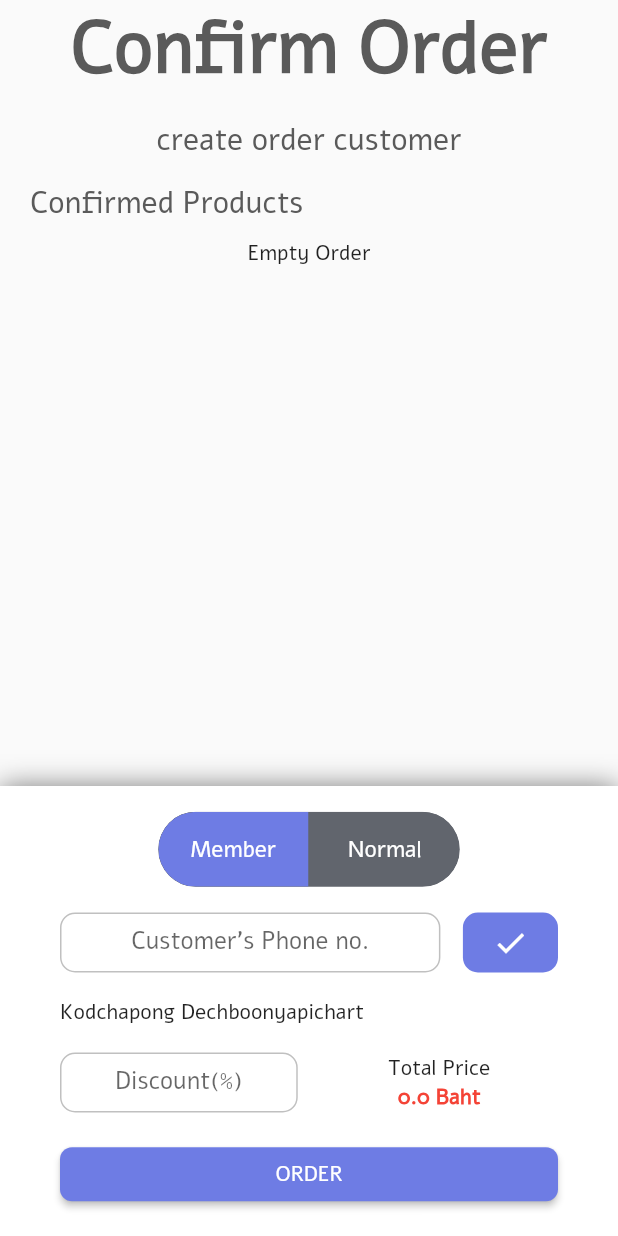
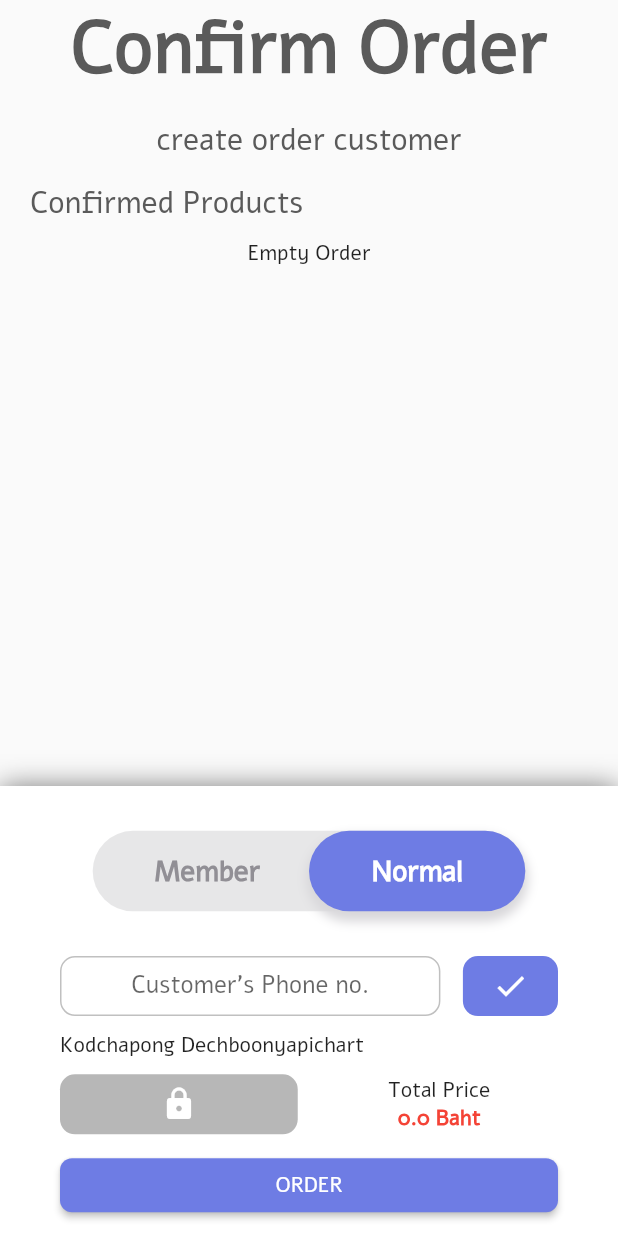
Before and after one commit to CSC234/Memby-application, a Flutter app: the ConfirmOrderScreen screen opened directly with empty values, after a tap on "Member", on a phone screen of 412 x 824 dp. Run offline on Flutter 3.47's test engine with Material 2 defaults, Android fonts, the phone set to English and light mode, and no system bars; drawn by our look-alikes of overlay_support, toggle_switch; our stand-ins replace charts_flutter, cloud_firestore, dotted_decoration, firebase_auth, firebase_core, firebase_storage and 3 more; missing offline and left inert: dart:ffi, flutter_auth_buttons; accounts and stored records are empty; network calls fail.

Commit message:
[UPDATE] toggle CreateOrder Confirm

```diff
--- a/lib/screens/confirmOrderScreen.dart
+++ b/lib/screens/confirmOrderScreen.dart
@@ -6,7 +6,8 @@ import 'package:memby/models/Order.dart';
 import 'package:memby/components/RoundedButton.dart';
 import 'package:memby/components/OrderCard.dart';
 import 'package:toggle_switch/toggle_switch.dart';
-
+import 'package:memby/components/toggle/animated_toggle_button.dart';
+import 'package:memby/components/toggle/theme_color.dart';
 import 'package:provider/provider.dart';
 import 'package:memby/firebase.dart';
 import 'package:cloud_firestore/cloud_firestore.dart';
@@ -23,6 +24,7 @@ class _ConfirmOrderScreenState extends State<ConfirmOrderScreen> {
   ListView makeOrderCard() {
     List<OrderCard> orderCards = [];
 
+    ////////////////////
     for (OrderDetail o in widget.order.orderDetails) {
       Product p = o.product;
       int a = o.amount;
@@ -45,6 +47,54 @@ class _ConfirmOrderScreenState extends State<ConfirmOrderScreen> {
     );
   }
 
+  AnimationController _animationController;
+  bool isDarkMode = false;
+  changeThemeMode() {
+    if (isDarkMode) {
+      _animationController.forward(from: 0.0);
+    } else {
+      _animationController.reverse(from: 1.0);
+    }
+  }
+
+  ScrollController _scrollController = ScrollController();
+
+  ThemeColor darkMode = ThemeColor(
+    gradient: [
+      const Color(0xFF6E7CE4),
+      const Color(0xFF6E7CE4),
+    ],
+    backgroundColor: const Color(0xFF6E7CE4),
+    textColor: const Color(0xFFFFFFFF),
+    toggleButtonColor: const Color(0xFF6E7CE4),
+    toggleBackgroundColor: const Color(0xFFe7e7e8),
+    shadow: const <BoxShadow>[
+      BoxShadow(
+        color: const Color(0xFFd8d7da),
+        spreadRadius: 5,
+        blurRadius: 10,
+        offset: Offset(0, 5),
+      ),
+    ],
+  );
+  ThemeColor lightMode = ThemeColor(
+    gradient: [
+      const Color(0xFF6E7CE4),
+      const Color(0xFF6E7CE4),
+    ],
+    backgroundColor: const Color(0xFF6E7CE4),
+    textColor: const Color(0xFFFFFFFF),
+    toggleButtonColor: const Color(0xFF6E7CE4),
+    toggleBackgroundColor: const Color(0xFFe7e7e8),
+    shadow: const [
+      BoxShadow(
+        color: const Color(0xFFd8d7da),
+        spreadRadius: 2,
+        blurRadius: 5,
+        offset: Offset(0, 5),
+      ),
+    ],
+  );
   int initialIndex = 0;
   bool isMember = false;
   @override
@@ -130,25 +180,52 @@ class _ConfirmOrderScreenState extends State<ConfirmOrderScreen> {
               mainAxisAlignment: MainAxisAlignment.center,
               children: [
                 Container(
-                  child: ToggleSwitch(
-                    minWidth: 100.0,
-                    minHeight: 50,
-                    initialLabelIndex: initialIndex,
-                    cornerRadius: 30.0,
-                    fontSize: 15,
-                    activeFgColor: Colors.white,
-                    inactiveBgColor: Color(0xFF61656D),
-                    inactiveFgColor: Colors.white,
-                    labels: ['Member', 'Normal'],
-                    activeBgColors: [kPrimaryLightColor, kPrimaryLightColor],
-                    onToggle: (index) {
+                  child: AnimatedToggle(
+                    values: ['Member', 'Normal'],
+                    textColor:
+                        isDarkMode ? darkMode.textColor : lightMode.textColor,
+                    backgroundColor: isDarkMode
+                        ? darkMode.toggleBackgroundColor
+                        : lightMode.toggleBackgroundColor,
+                    buttonColor: isDarkMode
+                        ? darkMode.toggleButtonColor
+                        : lightMode.toggleButtonColor,
+                    shadows: isDarkMode ? darkMode.shadow : lightMode.shadow,
+                    onToggleCallback: (index) {
                       print('switched to: $index');
                       setState(() {
                         initialIndex = index;
                         isMember = index == 1;
+                        if (isMember) {
+                          Future.delayed(Duration(milliseconds: 100), () {
+                            _scrollController.animateTo(
+                                _scrollController.position.maxScrollExtent,
+                                duration: Duration(milliseconds: 500),
+                                curve: Curves.ease);
+                          });
+                        }
                       });
                     },
                   ),
+                  // ToggleSwitch(
+                  //   minWidth: 100.0,
+                  //   minHeight: 50,
+                  //   initialLabelIndex: initialIndex,
+                  //   cornerRadius: 30.0,
+                  //   fontSize: 15,
+                  //   activeFgColor: Colors.white,
+                  //   inactiveBgColor: Color(0xFF61656D),
+                  //   inactiveFgColor: Colors.white,
+                  //   labels: ['Member', 'Normal'],
+                  //   activeBgColors: [kPrimaryLightColor, kPrimaryLightColor],
+                  //   onToggle: (index) {
+                  //     print('switched to: $index');
+                  //     setState(() {
+                  //       initialIndex = index;
+                  //       isMember = index == 1;
+                  //     });
+                  //   },
+                  // ),
                 ),
               ],
             ),
```
Also changed, not shown: pubspec.lock.
